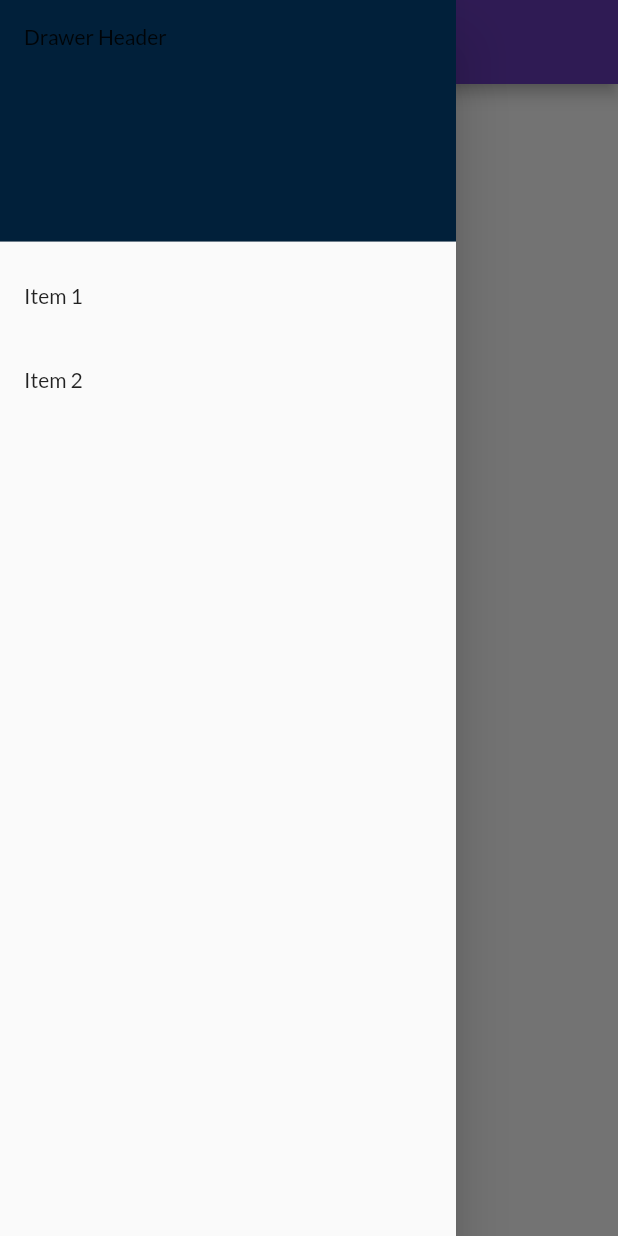
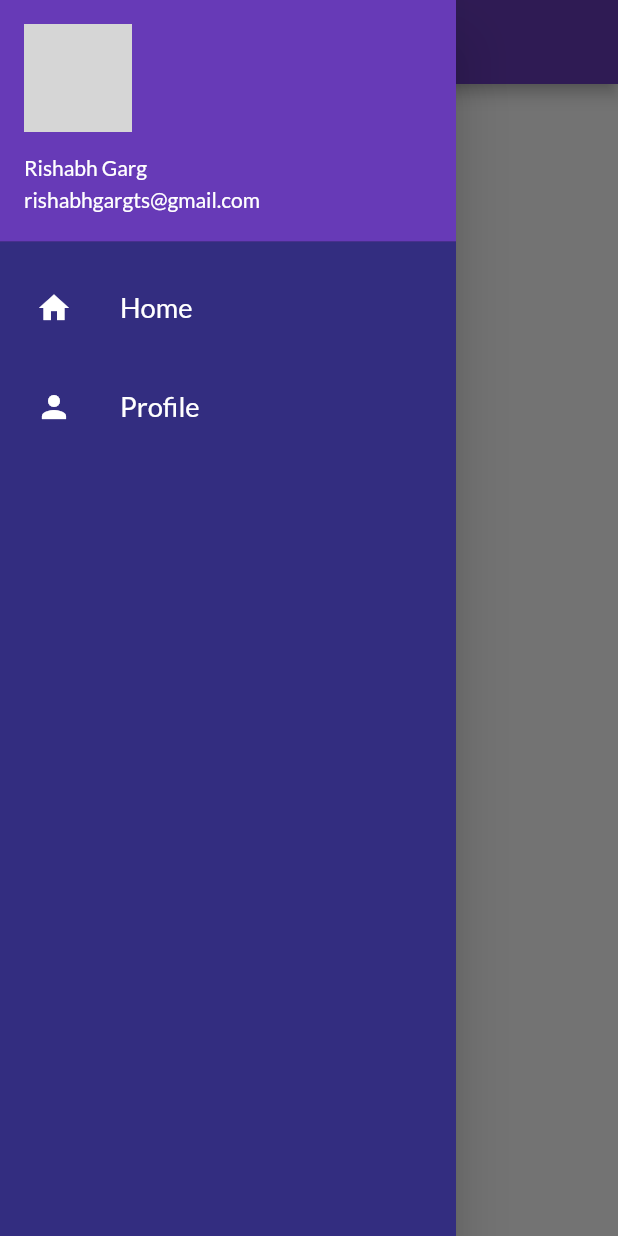
Before and after one commit to rishabh-arch/flutter_learnings, a Flutter app: the screen it shows after launch, with the side drawer open, on a phone screen of 412 x 824 dp. Run offline on Flutter 3.47's test engine with Material 2 defaults, Android fonts, the phone set to English and light mode, and no system bars; our stand-ins replace google_fonts; network calls fail; grey boxes are pictures that could not be loaded.

Commit message:
COMPLETED SIDEBAR

```diff
--- a/Dart_codes.dart
+++ b/Dart_codes.dart
@@ -3,5 +3,7 @@
 //   print('r: $r');
 // }
 
-const BringMeValue; // public
-const _BringMeValue; // private
+// const BringMeValue; // public
+// const _BringMeValue; // private
+
+// // splashColor
--- a/lib/main.dart
+++ b/lib/main.dart
@@ -30,7 +30,9 @@ class MyApp extends StatelessWidget {
       ),
       darkTheme:  ThemeData(
    brightness: Brightness.dark,
+
       ),
+      initialRoute: MyRoutes.homeRoute,
       routes: {
         MyRoutes.homeRoute: (context) => HomePage(),
         MyRoutes.loginRoute: (context) => LoginPage(),
--- a/lib/pages/home_page.dart
+++ b/lib/pages/home_page.dart
@@ -1,4 +1,5 @@
 import 'package:flutter/material.dart';
+import 'package:flutter_catalog/widgets/drawer.dart';
 
 class HomePage extends StatelessWidget {
   const HomePage({Key? key}) : super(key: key);
@@ -9,7 +10,7 @@ class HomePage extends StatelessWidget {
 
     return Scaffold(
       appBar: AppBar(
-        title:const Text('Khamakha'),
+        title: const Text('Khamakha'),
         // centerTitle: true,
         // backgroundColor: Color.fromARGB(255, 51, 45, 128),
       ),
@@ -22,36 +23,9 @@ class HomePage extends StatelessWidget {
           onPressed: () {
             Navigator.pushNamed(context, '/login');
           },
-      ),
-      ),
-      drawer: Drawer(
-        child: ListView(
-          children: <Widget>[
-            const DrawerHeader(
-              child: Text('Drawer Header'),
-              //change font color
-              decoration: BoxDecoration(
-                color: Color.fromARGB(255, 1, 32, 58),
-
-              ),
-            ),
-            ListTile(
-              title: Text('Item 1'),
-              onTap: () {
-                Navigator.pop(context);
-              },
-            ),
-            ListTile(
-              title: Text('Item 2'),
-              onTap: () {
-                Navigator.pop(context);
-              },
-            ),
-          ],
         ),
       ),
-
-
+      drawer: MyDrawer(),
     );
   }
 }
--- /dev/null
+++ b/lib/widgets/drawer.dart
@@ -0,0 +1,106 @@
+import 'package:flutter/material.dart';
+import 'package:flutter/painting.dart';
+
+class MyDrawer extends StatelessWidget {
+  const MyDrawer({Key? key}) : super(key: key);
+  @override
+  Widget build(BuildContext context) {
+    const imageUrl =
+        "https://external-content.duckduckgo.com/iu/?u=https%3A%2F%2Fwww.pngarts.com%2Ffiles%2F5%2FUser-Avatar-PNG-Transparent-Image.png&f=1&nofb=1";
+    return Drawer(
+      backgroundColor: Color.fromARGB(255, 51, 45, 128),
+      // 673ab7
+      child: ListView(
+        // padding: EdgeInsets.zero,
+        padding:
+            const EdgeInsets.only(bottom: kFloatingActionButtonMargin + 48),
+
+        children: <Widget>[
+          const DrawerHeader(
+            padding: EdgeInsets.zero,
+            child: UserAccountsDrawerHeader(
+              margin: EdgeInsets.zero,
+              accountName: Text("Rishabh Garg"),
+              accountEmail: Text("rishabhgargts@gmail.com"),
+              currentAccountPicture: CircleAvatar(
+                backgroundImage: NetworkImage(imageUrl),
+              ),
+            ),
+          ),
+          SingleChildScrollView(
+            child: Padding(
+              padding: const EdgeInsets.all(8.0),
+              child: Column(
+                  // contentPadding:const EdgeInsets.all(10),
+                  children: <Widget>[
+                    ListTile(
+                      leading: const Icon(
+                        Icons.home,
+                        color: Colors.white,
+                      ),
+                      title: const Text(
+                        "Home",
+                        textScaleFactor: 1.3,
+                        style: TextStyle(color: Colors.white),
+                      ),
+                      // shape: const RoundedRectangleBorder(
+                      //     side: BorderSide(
+                      //       color: Color.fromARGB(255, 255, 255, 255),
+                      //       width: 1,
+                      //     ),),
+                      onTap: () {
+                        Navigator.pop(context);
+                      },
+                    ),
+                    const SizedBox(height: 10),
+                    ListTile(
+                      leading: const Icon(
+                        Icons.person,
+                        color: Colors.white,
+                      ),
+                      //   shape: const  RoundedRectangleBorder(
+
+                      // side:  BorderSide(
+                      //   color: Color.fromARGB(255, 255, 255, 255),
+                      //   width: 1,
+                      // ),),
+                      title: const Text(
+                        "Profile",
+                        textScaleFactor: 1.3,
+                        style: TextStyle(color: Colors.white),
+                      ),
+                      onTap: () {
+                        Navigator.pop(context);
+                      },
+                    ),
+                  ]),
+            ),
+          ),
+
+          // ListTile(
+          //   // contentPadding:const EdgeInsets.all(10),
+          //   title:
+          //       const Text('Item 1', style: TextStyle(color: Colors.white)),
+          //   shape: RoundedRectangleBorder(
+          //       side: const BorderSide(
+          //         color: Colors.black,
+          //         width: 1,
+          //       ),
+          //       borderRadius: BorderRadius.circular(5)),
+          //   onTap: () {
+          //     Navigator.pop(context);
+          //   },
+          // ),
+
+          // ListTile(
+          //   title:
+          //       const Text('Item 2', style: TextStyle(color: Colors.white)),
+          //   onTap: () {
+          //     Navigator.pop(context);
+          //   },
+          // ),
+        ],
+      ),
+    );
+  }
+}
```
Also changed, not shown: lib/pages/login_page.dart (+49 -20 lines), assets/images/download.png (added).
